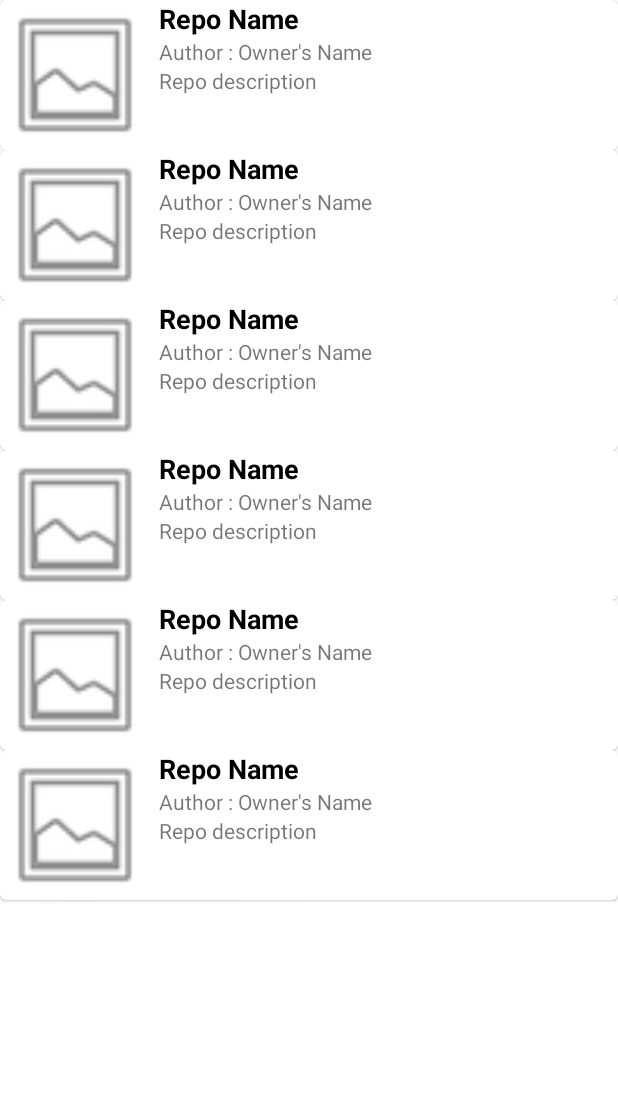
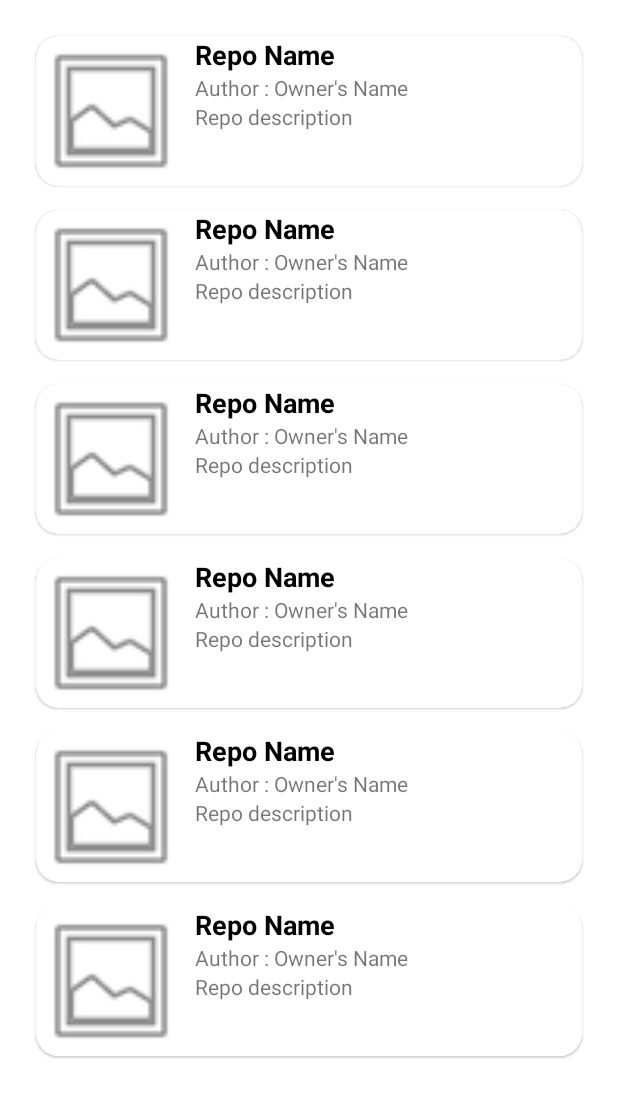
Before and after one commit to shahsamir97/TherapTask, an Android app: the layout fragment_repo_list.xml on its own in the app's theme, with its tools: preview values and no code run, on a phone screen of 412 x 824 dp. Shown: the top 1097 px of the screen. Run offline under Robolectric (Android 15) with nearby library versions, the phone set to English and light mode, and no system bars.

Commit message:
repo list fully functional

```diff
--- a/app/src/main/java/com/apps/therapassignment/network/GitRepoApiService.kt
+++ b/app/src/main/java/com/apps/therapassignment/network/GitRepoApiService.kt
@@ -1,10 +1,10 @@
 package com.apps.therapassignment.network
 
-import com.apps.therapassignment.model.RepoResponse
+import com.apps.therapassignment.model.Repository
 import retrofit2.http.GET
 
 interface GitRepoApiService {
 
     @GET("facebook/repos")
-    suspend fun getFacebookRepos(): RepoResponse
+    suspend fun getFacebookRepos(): List<Repository>
 }
--- a/app/src/main/java/com/apps/therapassignment/ui/repolist/RepoListAdapter.kt
+++ b/app/src/main/java/com/apps/therapassignment/ui/repolist/RepoListAdapter.kt
@@ -21,9 +21,9 @@ class RepoListAdapter(private var repoList: ArrayList<Repository>) :
         with(holder.binding){
             (repoList[position]).let { repo ->
                 repoName.text = repo.name
-                authorName.text = repo.owner.login
+                authorName.text = repo.owner?.login
                 repoDescription.text = repo.description
-                Glide.with(imageView.context).load(repo.owner.avatar_url)
+                Glide.with(imageView.context).load(repo.owner?.avatar_url).into(imageView)
             }
         }
     }
--- a/app/src/main/java/com/apps/therapassignment/ui/repolist/RepoListFragment.kt
+++ b/app/src/main/java/com/apps/therapassignment/ui/repolist/RepoListFragment.kt
@@ -30,7 +30,7 @@ class RepoListFragment : Fragment() {
         super.onViewCreated(view, savedInstanceState)
         initUi()
         viewModel.repoList.observe(viewLifecycleOwner) {
-            adapter.updateData(it)
+            adapter.updateData(it as ArrayList)
         }
     }
 
--- a/app/src/main/java/com/apps/therapassignment/ui/repolist/RepoListViewModel.kt
+++ b/app/src/main/java/com/apps/therapassignment/ui/repolist/RepoListViewModel.kt
@@ -9,8 +9,8 @@ import kotlinx.coroutines.launch
 
 class RepoListViewModel(private val repo: RepoListRepository): ViewModel() {
 
-    private val _repoList = MutableLiveData<ArrayList<Repository>>()
-    val repoList: LiveData<ArrayList<Repository>>
+    private val _repoList = MutableLiveData<List<Repository>>()
+    val repoList: LiveData<List<Repository>>
     get() = _repoList
 
     init {
--- a/app/src/main/res/layout/fragment_repo_list.xml
+++ b/app/src/main/res/layout/fragment_repo_list.xml
@@ -10,6 +10,9 @@
         android:id="@+id/repoList"
         android:layout_width="match_parent"
         android:layout_height="match_parent"
+        android:padding="@dimen/layout_padding"
+        android:backgroundTint="@android:color/darker_gray"
+        android:clipToPadding="false"
         app:layoutManager="androidx.recyclerview.widget.LinearLayoutManager"
         tools:listitem="@layout/repo_layout"
         tools:itemCount="10"/>
--- a/app/src/main/res/layout/repo_layout.xml
+++ b/app/src/main/res/layout/repo_layout.xml
@@ -3,7 +3,9 @@
     xmlns:app="http://schemas.android.com/apk/res-auto"
     xmlns:tools="http://schemas.android.com/tools"
     android:layout_width="match_parent"
-    android:layout_height="wrap_content">
+    android:layout_height="wrap_content"
+    android:layout_margin="@dimen/card_margin"
+    app:cardCornerRadius="@dimen/card_radius">
 
     <androidx.constraintlayout.widget.ConstraintLayout
         android:layout_width="match_parent"
@@ -43,6 +45,8 @@
             android:id="@+id/repoDescription"
             android:layout_width="0dp"
             android:layout_height="0dp"
+            android:maxLines="2"
+            android:ellipsize="end"
             app:layout_constraintBottom_toBottomOf="@+id/imageView"
             app:layout_constraintEnd_toEndOf="parent"
             app:layout_constraintStart_toStartOf="@+id/authorName"
--- /dev/null
+++ b/app/src/main/res/values/dimen.xml
@@ -0,0 +1,6 @@
+<?xml version="1.0" encoding="utf-8"?>
+<resources>
+    <dimen name="card_margin">8dp</dimen>
+    <dimen name="layout_padding">16dp</dimen>
+    <dimen name="card_radius">15dp</dimen>
+</resources>
```
